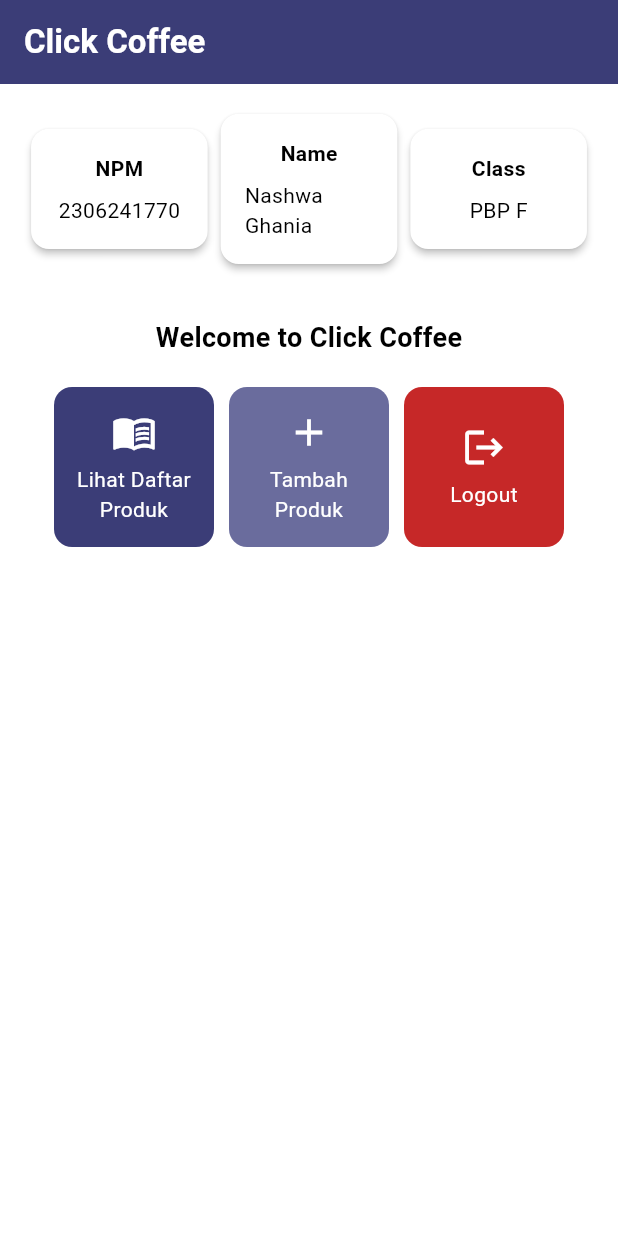
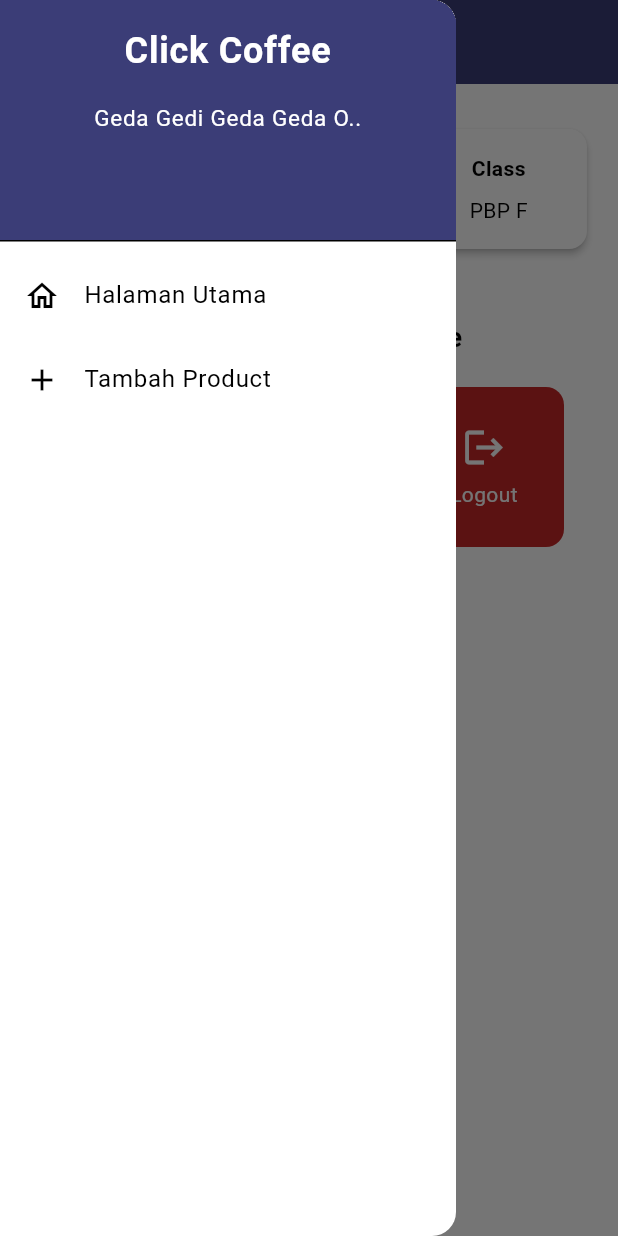
Before and after one commit to narawaa/coffeeshop-mobile, a Flutter app: the screen it shows after launch, with the side drawer open (before the commit the screen has no drawer), on a phone screen of 412 x 824 dp. Run offline on Flutter 3.47's test engine with Material 3 defaults, Android fonts, the phone set to English and light mode, and no system bars.

Commit message:
feat: Tugas 8

```diff
--- a/lib/main.dart
+++ b/lib/main.dart
@@ -1,5 +1,5 @@
 import 'package:flutter/material.dart';
-import 'package:click_coffee/menu.dart';
+import 'package:click_coffee/screen/menu.dart';
 
 void main() {
   runApp(const MyApp());
--- a/lib/menu.dart
+++ b/lib/screen/menu.dart
@@ -1,4 +1,6 @@
 import 'package:flutter/material.dart';
+import 'package:click_coffee/screen/product_form.dart';
+import 'package:click_coffee/widgets/drawer.dart';
 
 class MyHomePage extends StatelessWidget {
   MyHomePage({super.key});
@@ -28,8 +30,10 @@
         ),
         // Warna latar belakang AppBar diambil dari skema warna tema aplikasi.
         backgroundColor: Theme.of(context).colorScheme.primary,
+        iconTheme: const IconThemeData(color: Colors.white),
       ),
-      // Body halaman dengan padding di sekelilingnya.
+
+      drawer: const LeftDrawer(),
       body: Padding(
         padding: const EdgeInsets.all(16.0),
         // Menyusun widget secara vertikal dalam sebuah kolom.
@@ -162,6 +166,15 @@
                 backgroundColor: item.color,
               )
             );
+
+          if (item.name == "Tambah Produk") {
+            Navigator.pushReplacement(
+              context,
+              MaterialPageRoute(
+                builder: (context) => const ProductEntryFormPage(),
+              )
+            );
+          }
         },
         // Container untuk menyimpan Icon dan Text
         child: Container(
--- /dev/null
+++ b/lib/widgets/drawer.dart
@@ -0,0 +1,76 @@
+import 'package:flutter/material.dart';
+import 'package:click_coffee/screen/menu.dart';
+import 'package:click_coffee/screen/product_form.dart';
+
+class LeftDrawer extends StatelessWidget {
+  const LeftDrawer({super.key});
+
+  @override
+  Widget build(BuildContext context) {
+    return SafeArea(
+      child: Drawer(
+        child: ListView(
+          children: [
+            DrawerHeader(
+              decoration: BoxDecoration(
+                color: Theme.of(context).colorScheme.primary,
+              ),
+              child: const Column(
+                children: [
+                  Text(
+                    'Click Coffee',
+                    textAlign: TextAlign.center,
+                    style: TextStyle(
+                      fontSize: 24,
+                      fontWeight: FontWeight.bold,
+                      color: Colors.white,
+                    ),
+                  ),
+                  Padding(padding: EdgeInsets.all(8)),
+                  Text(
+                    "Geda Gedi Geda Geda O..",
+                    textAlign: TextAlign.center,
+                    style: TextStyle(
+                      fontSize: 15,
+                      color: Colors.white,
+                      fontWeight: FontWeight.normal,
+                    ),
+                  ),
+                ],
+              ),
+            ),
+
+            // Bagian routing
+            ListTile(
+              leading: const Icon(Icons.home_outlined),
+              title: const Text('Halaman Utama'),
+              // Bagian redirection ke MyHomePage
+              onTap: () {
+                Navigator.pushReplacement(
+                  context,
+                  MaterialPageRoute(
+                    builder: (context) => MyHomePage(),
+                  )
+                );
+              },
+            ),
+
+            ListTile(
+              leading: const Icon(Icons.add),
+              title: const Text('Tambah Product'),
+              // Bagian redirection ke MoodEntryFormPage
+              onTap: () {
+                Navigator.pushReplacement(
+                  context,
+                  MaterialPageRoute(
+                    builder: (context) => const ProductEntryFormPage(),
+                  )
+                );
+              },
+            ),
+          ],
+        ),
+      ),
+    );
+  }
+}
```
Also changed, not shown: lib/screen/product_form.dart (added, +195 -0 lines), 1 other file.
